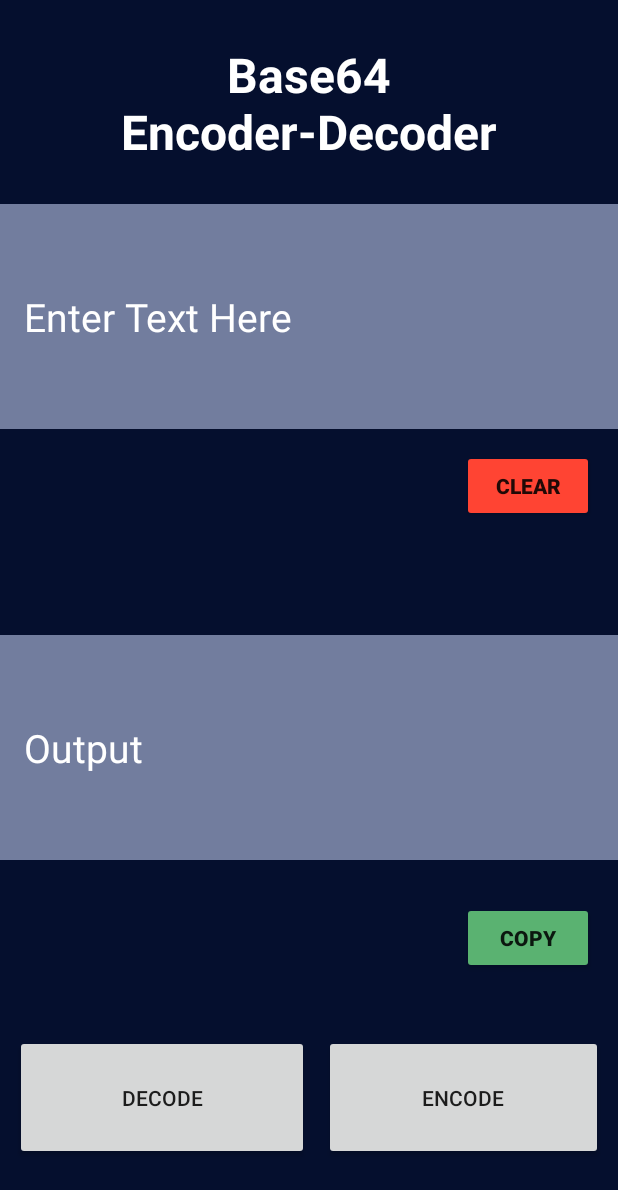
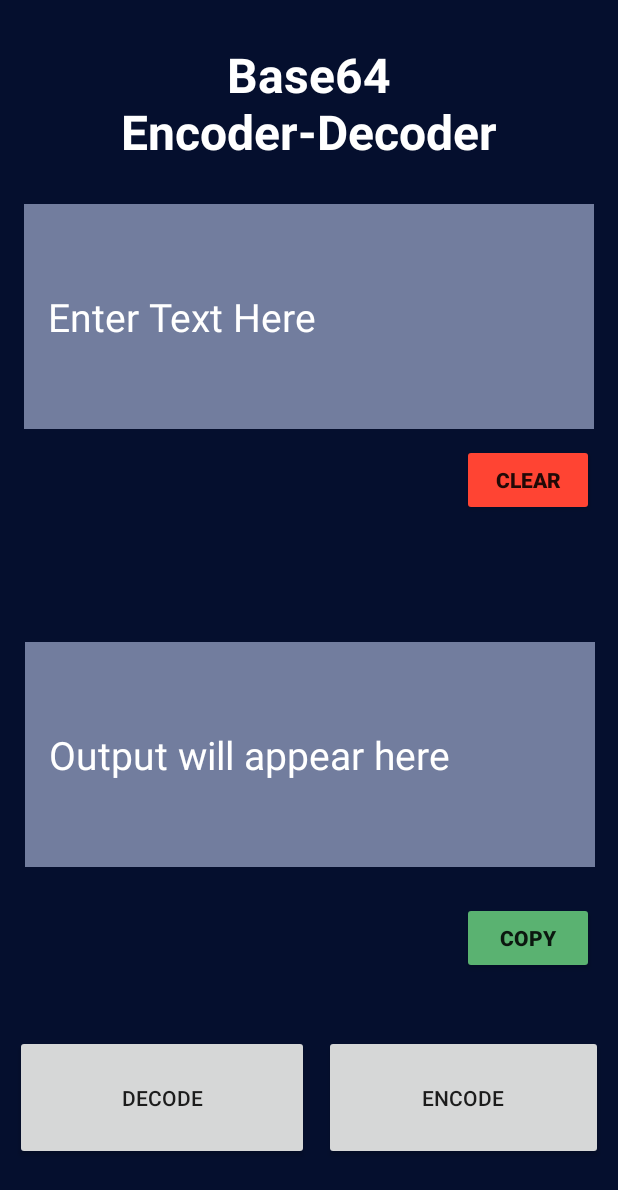
Before and after one commit to ShaikhFarhan882/Base64-Encoder-Decoder, an Android app: the screen it shows after launch (MainActivity), on a phone screen of 412 x 824 dp. Shown: the top 1190 px of the screen. Run offline under Robolectric (Android 15) with nearby library versions, the phone set to English and light mode, and no system bars.

Commit message:
fixed toast message bug

```diff
--- a/app/build.gradle
+++ b/app/build.gradle
@@ -41,4 +41,5 @@ dependencies {
     testImplementation 'junit:junit:4.+'
     androidTestImplementation 'androidx.test.ext:junit:1.1.3'
     androidTestImplementation 'androidx.test.espresso:espresso-core:3.4.0'
+
 }
--- a/app/src/main/java/com/example/base64encoder_decoder/MainActivity.kt
+++ b/app/src/main/java/com/example/base64encoder_decoder/MainActivity.kt
@@ -72,13 +72,16 @@ class MainActivity : AppCompatActivity() {
            if(Input.text.isEmpty()){
                Toast.makeText(this,"Please Enter Input",Toast.LENGTH_SHORT).show()
            }
-
+           else{
                val input = input_text?.text.toString()
                val byte = input.toByteArray(charset("UTF-8"))
                val result = Base64.getEncoder().encodeToString(byte)
 
                Output.setText(result)
                Toast.makeText(this,"Successfully Encoded",Toast.LENGTH_SHORT).show()
+
+           }
+
 
        })
 
@@ -87,7 +90,7 @@ class MainActivity : AppCompatActivity() {
             if(Input.text.isEmpty()){
                 Toast.makeText(this,"Please Enter Input",Toast.LENGTH_SHORT).show()
             }
-
+            else{
                 val input = input_text?.text.toString()
                 val byte = Base64.getUrlDecoder().decode(input)
                 val result = String(byte, charset("UTF-8"))
@@ -95,8 +98,7 @@ class MainActivity : AppCompatActivity() {
                 Output.setText(result)
                 Toast.makeText(this,"Sucessfully Decoded",Toast.LENGTH_SHORT).show()
 
-
-
+            }
 
         })
 
--- a/app/src/main/res/layout/activity_main.xml
+++ b/app/src/main/res/layout/activity_main.xml
@@ -26,7 +26,7 @@
 
     <EditText
         android:id="@+id/input_text"
-        android:layout_width="match_parent"
+        android:layout_width="380dp"
         android:layout_height="150dp"
         android:layout_marginTop="136dp"
         android:background="@color/gray"
@@ -40,18 +40,18 @@
         android:textColorHint="@color/white"
         android:textSize="26sp"
         app:layout_constraintEnd_toEndOf="parent"
-        app:layout_constraintHorizontal_bias="0.0"
+        app:layout_constraintHorizontal_bias="0.491"
         app:layout_constraintStart_toStartOf="parent"
         app:layout_constraintTop_toTopOf="parent" />
 
     <EditText
         android:id="@+id/output_text"
-        android:layout_width="match_parent"
+        android:layout_width="380dp"
         android:layout_height="150dp"
         android:background="@color/gray"
         android:backgroundTint="@color/gray"
         android:ems="10"
-        android:hint="Output"
+        android:hint="Output will appear here"
         android:inputType="textMultiLine"
         android:maxLines="5"
         android:padding="16sp"
@@ -60,19 +60,19 @@
         android:textSize="26sp"
         app:layout_constraintBottom_toBottomOf="parent"
         app:layout_constraintEnd_toEndOf="parent"
-        app:layout_constraintHorizontal_bias="0.0"
+        app:layout_constraintHorizontal_bias="0.516"
         app:layout_constraintStart_toStartOf="parent"
         app:layout_constraintTop_toTopOf="parent"
-        app:layout_constraintVertical_bias="0.628" />
+        app:layout_constraintVertical_bias="0.635" />
 
     <Button
         android:id="@+id/clear_text"
         android:layout_width="wrap_content"
         android:layout_height="wrap_content"
-        android:layout_marginTop="300dp"
+        android:layout_marginTop="296dp"
+        android:backgroundTint="@color/clear"
         android:text="Clear"
         android:textStyle="bold"
-        android:backgroundTint="@color/clear"
         app:layout_constraintEnd_toEndOf="parent"
         app:layout_constraintHorizontal_bias="0.95"
         app:layout_constraintStart_toStartOf="parent"
```
Lines whose indentation alone changed are shown as unchanged.
